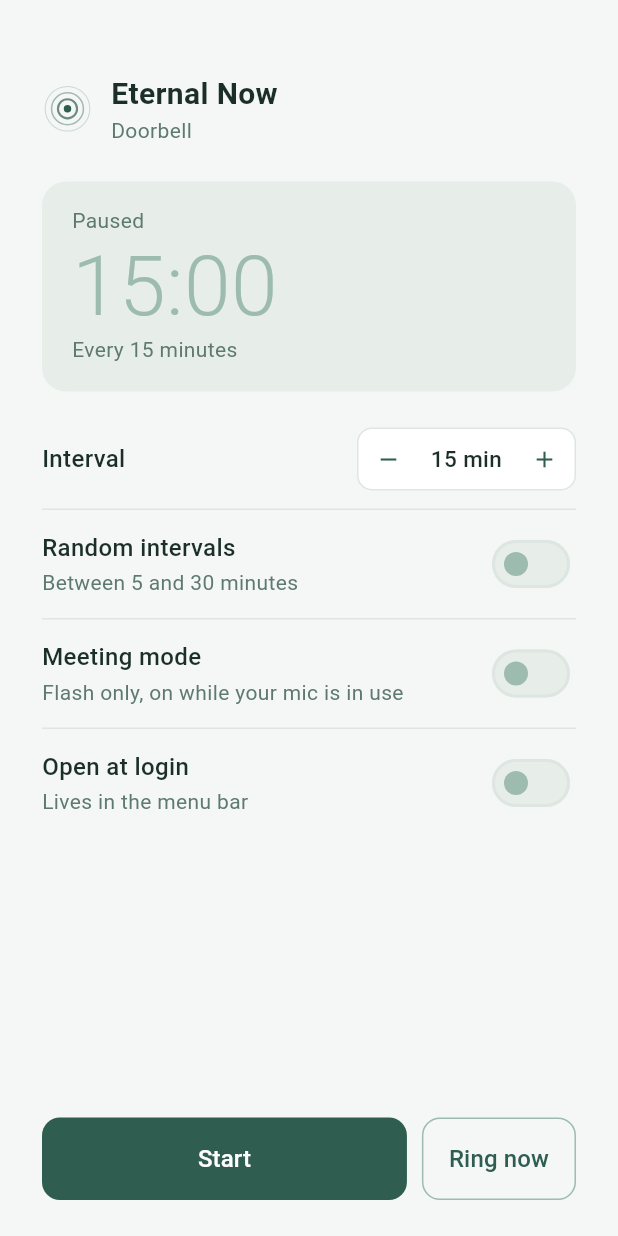
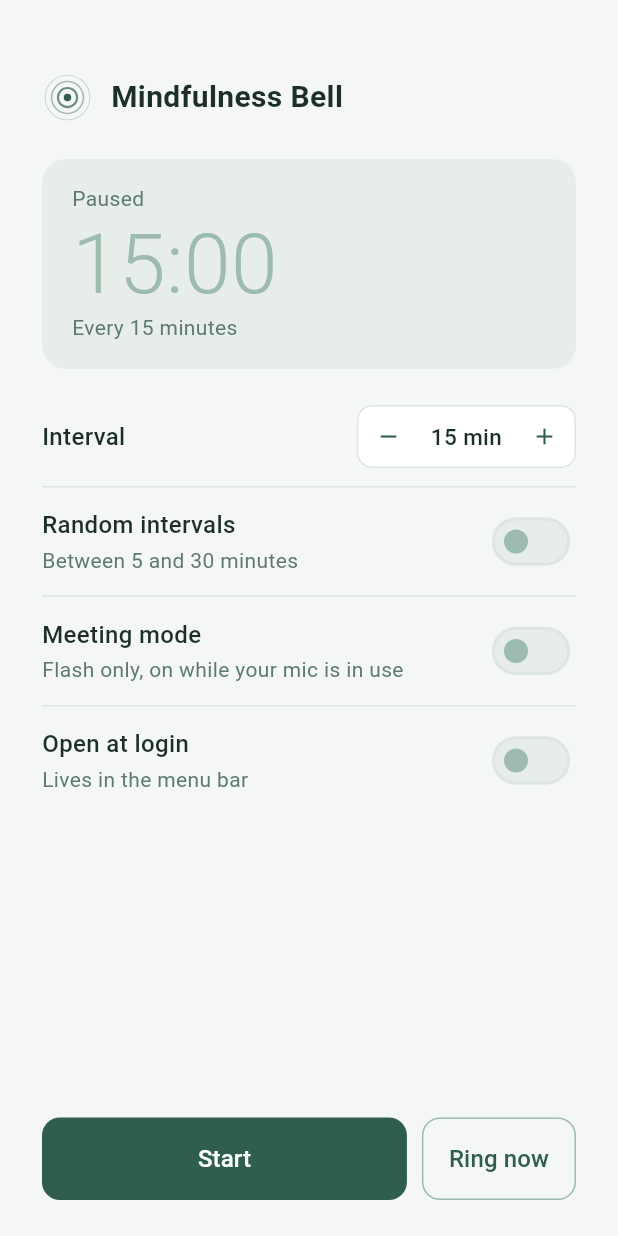
Before and after one commit to brentbaum/mindfulness_bell, a Flutter app: the screen it shows after launch, after a tap on the "remove" icon, on a phone screen of 412 x 824 dp. Run offline on Flutter 3.47's test engine with Material 3 defaults, Android fonts, the phone set to English and light mode, and no system bars; our stand-ins replace audioplayers, plugin_platform_interface, shared_preferences.

Commit message:
Rename app to Mindfulness Bell
Display name, window title, menu items, bundle ID
(com.brentbaum.mindfulnessbell), mise tasks, README and screenshot.

Co-Authored-By: Claude Opus 5.5 <noreply@anthropic.com>

```diff
--- a/lib/main.dart
+++ b/lib/main.dart
@@ -11,18 +11,18 @@ import 'ui.dart';
 Future<void> main() async {
   WidgetsFlutterBinding.ensureInitialized();
   final prefs = await SharedPreferences.getInstance();
-  runApp(DoorbellApp(prefs: prefs));
+  runApp(MindfulnessBellApp(prefs: prefs));
 }
 
-class DoorbellApp extends StatelessWidget {
-  const DoorbellApp({super.key, required this.prefs, this.bridge});
+class MindfulnessBellApp extends StatelessWidget {
+  const MindfulnessBellApp({super.key, required this.prefs, this.bridge});
   final SharedPreferences prefs;
   final NativeBridge? bridge;
 
   @override
   Widget build(BuildContext context) {
     return MaterialApp(
-      title: 'Eternal Now Doorbell',
+      title: 'Mindfulness Bell',
       debugShowCheckedModeBanner: false,
       theme: stillwaterTheme(),
       home: HomePage(prefs: prefs, bridge: bridge ?? NativeBridge.instance),
@@ -218,15 +218,14 @@ class _HomePageState extends State<HomePage> {
           const Row(children: [
             RippleMark(size: 34),
             SizedBox(width: 12),
-            Column(crossAxisAlignment: CrossAxisAlignment.start, children: [
-              Text('Eternal Now',
+            Flexible(
+              child: Text('Mindfulness Bell',
+                  overflow: TextOverflow.ellipsis,
                   style: TextStyle(
                       fontSize: 20,
                       fontWeight: FontWeight.w600,
                       color: Still.ink)),
-              Text('Doorbell',
-                  style: TextStyle(fontSize: 14, color: Still.muted)),
-            ]),
+            ),
           ]),
           const SizedBox(height: 24),
           _statusPanel(),
--- a/pubspec.yaml
+++ b/pubspec.yaml
@@ -1,5 +1,5 @@
 name: mindfulness_bell
-description: Eternal Now Doorbell, a quiet mindfulness bell for the macOS menu bar.
+description: Mindfulness Bell, a quiet mindfulness bell for the macOS menu bar.
 publish_to: 'none'
 version: 1.2.0+1
 
```
Also changed, not shown: 9 other files.
